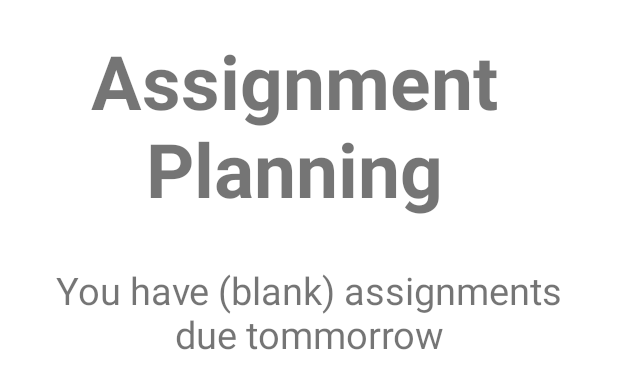
After one commit to LukeFarrell0126/HomeworkPlanner, an Android app: the layout fragment_main.xml on its own in the app's theme, with its tools: preview values and no code run, on a phone screen of 412 x 824 dp. The commit adds this screen. Shown: the top 389 px of the screen. Run offline under Robolectric (Android 15) with nearby library versions, the phone set to English and light mode, and no system bars.

Commit message:
Main Fragment work

```diff
--- /dev/null
+++ b/app/src/main/res/layout/fragment_main.xml
@@ -0,0 +1,36 @@
+<?xml version="1.0" encoding="utf-8"?>
+<androidx.constraintlayout.widget.ConstraintLayout xmlns:android="http://schemas.android.com/apk/res/android"
+    xmlns:app="http://schemas.android.com/apk/res-auto"
+    xmlns:tools="http://schemas.android.com/tools"
+    android:layout_width="match_parent"
+    android:layout_height="match_parent"
+    android:paddingRight="20dp"
+    tools:context=".MainFragment">
+
+
+    <TextView
+        android:id="@+id/mainText"
+        android:layout_width="0dp"
+        android:layout_height="wrap_content"
+        android:layout_marginTop="20dp"
+        android:text="Assignment Planning"
+        android:textAlignment="center"
+        android:textSize="50sp"
+        android:textStyle="bold"
+        app:layout_constraintEnd_toEndOf="parent"
+        app:layout_constraintStart_toStartOf="parent"
+        app:layout_constraintTop_toTopOf="parent" />
+
+    <TextView
+        android:id="@+id/overviewText"
+        android:layout_width="wrap_content"
+        android:layout_height="wrap_content"
+        android:layout_marginTop="30dp"
+        android:paddingLeft="20dp"
+        android:text="You have (blank) assignments due tommorrow"
+        android:textAlignment="center"
+        android:textSize="25sp"
+        app:layout_constraintEnd_toEndOf="parent"
+        app:layout_constraintStart_toStartOf="parent"
+        app:layout_constraintTop_toBottomOf="@+id/mainText" />
+</androidx.constraintlayout.widget.ConstraintLayout>
--- /dev/null
+++ b/app/src/main/res/navigation/nav_graph.xml
@@ -0,0 +1,6 @@
+<?xml version="1.0" encoding="utf-8"?>
+<navigation xmlns:android="http://schemas.android.com/apk/res/android"
+    xmlns:app="http://schemas.android.com/apk/res-auto"
+    android:id="@+id/nav_graph">
+
+</navigation>
--- a/app/src/main/res/values/strings.xml
+++ b/app/src/main/res/values/strings.xml
@@ -1,3 +1,5 @@
 <resources>
     <string name="app_name">HomeworkPlanner</string>
+    <!-- TODO: Remove or change this placeholder text -->
+    <string name="hello_blank_fragment">Hello blank fragment</string>
 </resources>
--- a/build.gradle
+++ b/build.gradle
@@ -3,6 +3,8 @@ plugins {
     id 'com.android.application' version '7.2.2' apply false
     id 'com.android.library' version '7.2.2' apply false
     id 'org.jetbrains.kotlin.android' version '1.6.10' apply false
+    id 'com.google.gms.google-services' version '4.3.15' apply false
+
 }
 
 task clean(type: Delete) {
```
Also changed, not shown: app/build.gradle (+12 -0 lines), app/src/main/java/com/example/homeworkplanner/ActionFragment.kt (added, +23 -0 lines), app/src/main/java/com/example/homeworkplanner/MainFragment.kt (added, +21 -0 lines), app/src/main/res/layout/activity_main.xml (+8 -8 lines), app/src/main/res/layout/fragment_action.xml (added, +14 -0 lines), 1 other file.
